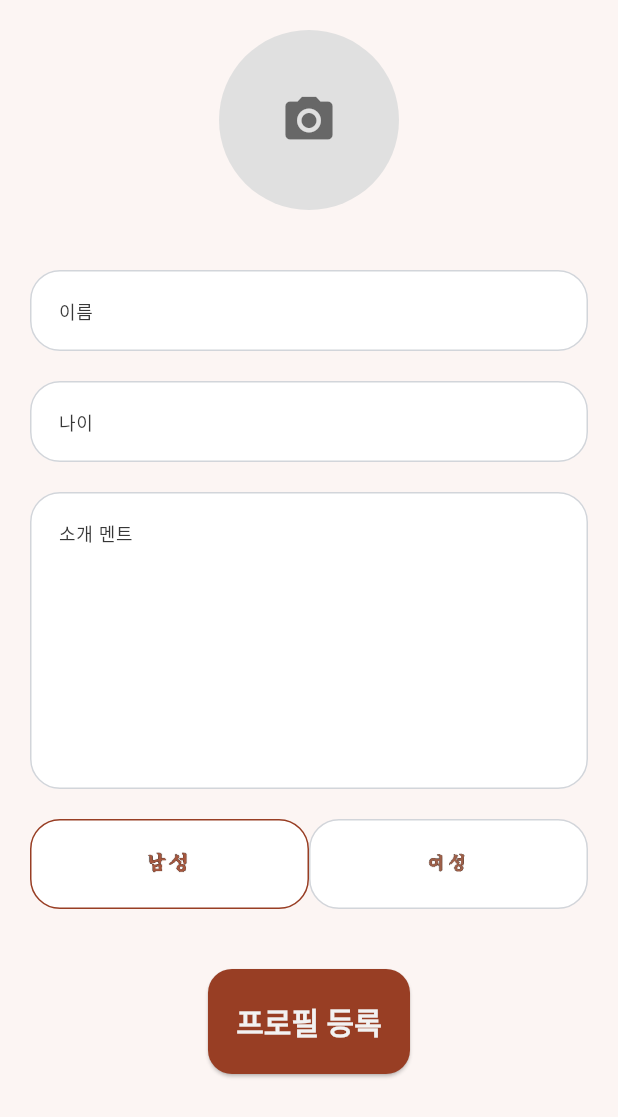
After one commit to jaesol0105/rice_chat, a Flutter app: the SignUpPage screen opened directly, after a tap on the "camera alt" icon, on a phone screen of 412 x 824 dp. The commit adds this screen. Shown: the top 1117 px of the screen. Run offline on Flutter 3.47's test engine with Material 3 defaults, Android fonts, the phone set to English and light mode, and no system bars; our stand-ins replace cloud_firestore, dio, firebase_core, flutter_hooks, freezed_annotation, geolocator and 3 more; accounts and stored records are empty; generated files the repository leaves out were written again.

Commit message:
feat: sign_up/ui (#6)
Co-authored-by: LEE JAESOL <70834187+jaesol0105@users.noreply.github.com>

```diff
--- a/lib/core/theme/color_scheme_ext.dart
+++ b/lib/core/theme/color_scheme_ext.dart
@@ -5,6 +5,7 @@ extension AppColors on ColorScheme {
   Color get fieldBackground => Color(0xFFFFFFFF);
   // 홈 위치,메세지 전송 박스 배경 컬러
   Color get buttonBackground => Color(0xFF983E24);
+  Color get selectedBorder => Color(0xFF983E24);
   // 리스트(컨테이너) 외곽선 컬러
   Color get fieldBorder => Color(0xFFD2D5DA);
 }
--- /dev/null
+++ b/lib/ui/sign_up_page/sign_up_page.dart
@@ -0,0 +1,141 @@
+import 'dart:io';
+import 'package:flutter/material.dart';
+import 'package:flutter_hooks/flutter_hooks.dart';
+import 'package:hooks_riverpod/hooks_riverpod.dart';
+import 'package:image_picker/image_picker.dart';
+import 'package:rice_chat/core/theme/color_scheme_ext.dart';
+
+class SignUpPage extends HookConsumerWidget {
+  const SignUpPage({super.key});
+
+  @override
+  Widget build(BuildContext context, WidgetRef ref) {
+    TextEditingController nameController = useTextEditingController();
+    TextEditingController ageController = useTextEditingController();
+    TextEditingController descriptionController = useTextEditingController();
+
+    final gender = useState<String>("남성");
+
+    final profileImage = useState<File?>(null);
+
+    Future<void> pickImage() async {
+      final picker = ImagePicker();
+      final XFile? picked = await picker.pickImage(source: ImageSource.gallery);
+      if (picked != null) {
+        profileImage.value = File(picked.path);
+      }
+    }
+
+    return Scaffold(
+      backgroundColor: Theme.of(context).scaffoldBackgroundColor,
+      body: SafeArea(
+        child: SingleChildScrollView(
+          padding: EdgeInsets.all(20),
+          child: Column(
+            crossAxisAlignment: CrossAxisAlignment.center,
+            children: [
+              InkWell(
+                onTap: () => pickImage(),
+                child: CircleAvatar(
+                  radius: 60,
+                  backgroundColor: Colors.grey[300],
+                  backgroundImage: profileImage.value != null
+                      ? FileImage(profileImage.value!)
+                      : null,
+                  child: profileImage.value == null
+                      ? Icon(Icons.camera_alt, size: 38, color: Colors.black54)
+                      : null,
+                ),
+              ),
+              SizedBox(height: 40),
+              inputField(
+                context,
+                controller: nameController,
+                hint: "이름"
+              ),
+              SizedBox(height: 20),
+              inputField(
+                context,
+                controller: ageController,
+                hint: "나이"
+              ),
+              SizedBox(height: 20),
+              inputField(
+                context,
+                controller: descriptionController,
+                hint: "소개 멘트",
+                maxLines: 7,
+              ),
+              SizedBox(height: 20),
+              Row(
+                mainAxisAlignment: MainAxisAlignment.spaceBetween,
+                children: [
+                  Expanded(
+                    child: genderButton(
+                      context,
+                      image: Image.asset("assets/images/male.webp"),
+                      selected: gender.value == "남성",
+                      onTap: () => gender.value == "남성",
+                    ),
+                  ),
+                  Expanded(
+                    child: genderButton(
+                      context,
+                      image: Image.asset("assets/images/female.webp"),
+                      selected: gender.value == "여성",
+                      onTap: () => gender.value == "여성",
+                    ),
+                  )
+                ],
+              ),
+              SizedBox(height: 40),
+              ElevatedButton(
+                onPressed: (){},
+                child: Text("프로필 등록"),
+              )
+            ],
+          ),
+        ),
+      ),
+    );
+  }
+
+  Widget inputField(
+    BuildContext context, {
+    required TextEditingController controller,
+    required String hint,
+    int maxLines = 1,
+  }) {
+    return TextField(
+      controller: controller,
+      maxLines: maxLines,
+      decoration: InputDecoration(hintText: hint),
+    );
+  }
+
+  Widget genderButton(
+    BuildContext context, {
+    required Image image,
+    required bool selected,
+    required VoidCallback onTap,
+  }) {
+    return InkWell(
+      borderRadius: BorderRadius.circular(20),
+      onTap: onTap,
+      child: Container(
+        height: 60,
+        decoration: BoxDecoration(
+          borderRadius: BorderRadius.circular(20),
+          border: Border.all(
+            color: selected
+                ? Theme.of(context).colorScheme.selectedBorder
+                : Theme.of(context).colorScheme.fieldBorder,
+            width: 1,
+          ),
+          color: Theme.of(context).colorScheme.fieldBackground,
+        ),
+        child: Center(child: image),
+      ),
+    );
+  }
+}
--- a/pubspec.yaml
+++ b/pubspec.yaml
@@ -44,6 +44,7 @@ dependencies:
   freezed_annotation: ^3.1.0
   json_annotation: ^4.9.0
   dio: ^5.9.0
+  image_picker: ^1.2.1
   geolocator: ^14.0.2
 
 dev_dependencies:
```
Also changed, not shown: pubspec.lock.
